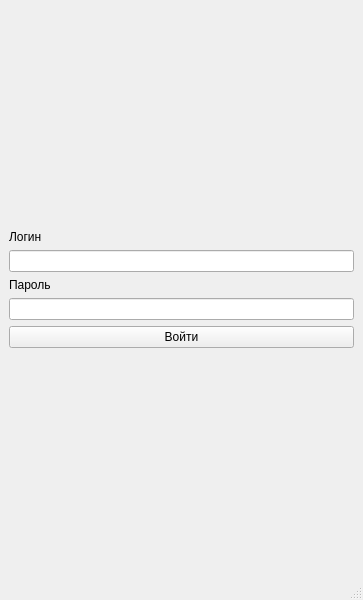
This is Plan/loginwindow.ui in Undetaker45/MDKP as Qt 5 draws it before an edit. The edited form follows.
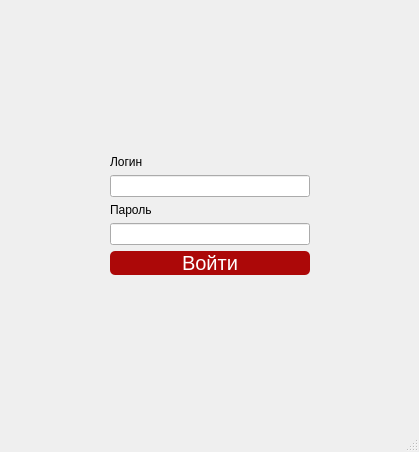
This is the edited form.

Diff of the .ui file:
```diff
--- a/Plan/loginwindow.ui
+++ b/Plan/loginwindow.ui
@@ -6,15 +6,31 @@
    <rect>
     <x>0</x>
     <y>0</y>
-    <width>363</width>
-    <height>600</height>
+    <width>419</width>
+    <height>452</height>
    </rect>
   </property>
   <property name="windowTitle">
    <string>MainWindow</string>
   </property>
   <widget class="QWidget" name="centralwidget">
-   <layout class="QVBoxLayout" name="verticalLayout_2">
+   <layout class="QHBoxLayout" name="horizontalLayout">
+    <item>
+     <spacer name="horizontalSpacer_2">
+      <property name="orientation">
+       <enum>Qt::Horizontal</enum>
+      </property>
+      <property name="sizeType">
+       <enum>QSizePolicy::MinimumExpanding</enum>
+      </property>
+      <property name="sizeHint" stdset="0">
+       <size>
+        <width>20</width>
+        <height>20</height>
+       </size>
+      </property>
+     </spacer>
+    </item>
     <item>
      <layout class="QVBoxLayout" name="verticalLayout">
       <item>
@@ -38,7 +54,14 @@
        </widget>
       </item>
       <item>
-       <widget class="QLineEdit" name="Login"/>
+       <widget class="QLineEdit" name="Login">
+        <property name="minimumSize">
+         <size>
+          <width>200</width>
+          <height>20</height>
+         </size>
+        </property>
+       </widget>
       </item>
       <item>
        <widget class="QLabel" name="label_2">
@@ -48,10 +71,39 @@
        </widget>
       </item>
       <item>
-       <widget class="QLineEdit" name="Password"/>
+       <widget class="QLineEdit" name="Password">
+        <property name="minimumSize">
+         <size>
+          <width>200</width>
+          <height>20</height>
+         </size>
+        </property>
+       </widget>
       </item>
       <item>
        <widget class="QPushButton" name="pbvhod">
+        <property name="minimumSize">
+         <size>
+          <width>200</width>
+          <height>20</height>
+         </size>
+        </property>
+        <property name="styleSheet">
+         <string notr="true">QPushButton {
+font: 500 20pt &quot;Montserrat Medium&quot;;
+    background-color: #AC0808; 
+    color: white; 
+    border: none;
+    font-size: 20px;
+    border-radius: 5px; 
+}
+QPushButton:hover {
+    background-color: #C61010;
+}
+QPushButton:pressed {
+    background-color: #9C0707; 
+}</string>
+        </property>
         <property name="text">
          <string>Войти</string>
         </property>
@@ -72,6 +124,22 @@
       </item>
      </layout>
     </item>
+    <item>
+     <spacer name="horizontalSpacer">
+      <property name="orientation">
+       <enum>Qt::Horizontal</enum>
+      </property>
+      <property name="sizeType">
+       <enum>QSizePolicy::MinimumExpanding</enum>
+      </property>
+      <property name="sizeHint" stdset="0">
+       <size>
+        <width>20</width>
+        <height>20</height>
+       </size>
+      </property>
+     </spacer>
+    </item>
    </layout>
   </widget>
   <widget class="QMenuBar" name="menubar">
```
Left out of the diff: 2 changed lines with no effect on the pictures.
